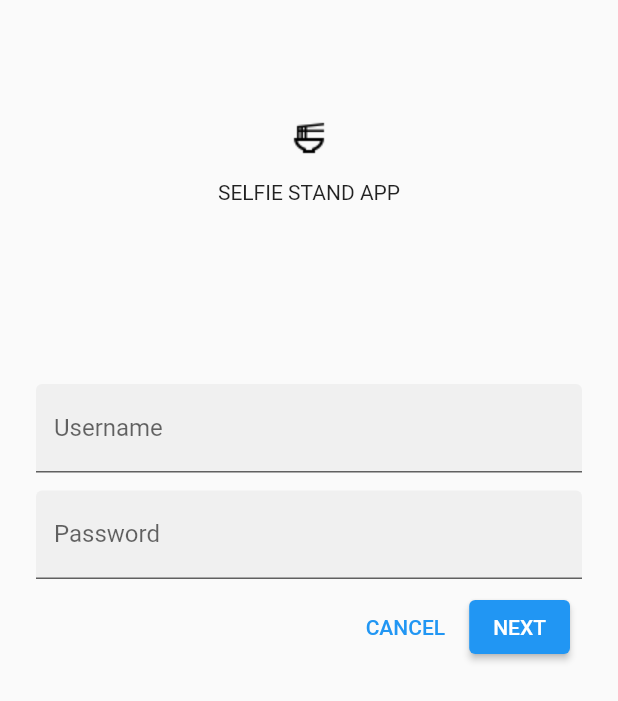
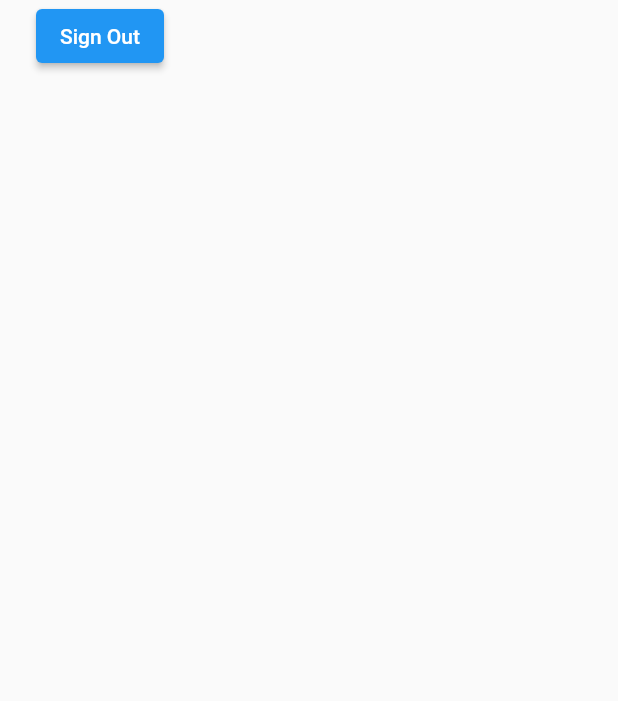
Before and after one commit to matt0681/Selfie-Stand-App, a Flutter app: the LoginScreen screen opened directly, on a phone screen of 412 x 824 dp. Shown: the top 701 px of the screen. Run offline on Flutter 3.47's test engine with Material 2 defaults, Android fonts, the phone set to English and light mode, and no system bars; our stand-ins replace firebase_auth, firebase_core, google_fonts; accounts and stored records are empty.

Commit message:
Got the login page to appear first.

```diff
--- a/lib/authentication/login.dart
+++ b/lib/authentication/login.dart
@@ -1,77 +1,29 @@
+import 'package:app_development/authentication/authentication.dart';
+import 'package:app_development/main.dart';
 import 'package:flutter/cupertino.dart';
 import 'package:flutter/material.dart';
+import 'package:provider/provider.dart';
 
 
 /// This is the login screen widget.
-class LoginScreen extends StatefulWidget {
+class LoginScreen extends StatelessWidget {
   const LoginScreen({Key? key}) : super(key: key);
 
   @override
-  State<StatefulWidget> createState() {
-    return _LoginScreenState();
-  }
-}
+  Widget build(BuildContext context) {
 
-/// This class builds the layout of the login screen.
-class _LoginScreenState extends State<LoginScreen> {
-  final _usernameController = TextEditingController();
-  final _passwordController = TextEditingController();
+    return Scaffold(
 
-  @override
-  Widget build(BuildContext context) {
-    return Scaffold(
-      body: SafeArea(
-        child: ListView(
-          padding: const EdgeInsets.symmetric(horizontal: 24.0),
-          children: <Widget>[
-
-            const SizedBox(height: 80.0),
-            Column(
-              children: <Widget>[
-                Image.asset('assets/images/ramen_bowl.png'),
-                const SizedBox(height: 16.0),
-                const Text('SELFIE STAND APP'),
-              ],
-            ),
-
-            const SizedBox(height: 120.0),
-            TextField(
-              controller: _usernameController,
-              decoration: const InputDecoration(
-                filled: true,
-                labelText: 'Username',
-              ),
-            ),
-
-            const SizedBox(height: 12.0),
-            TextField(
-              controller: _passwordController,
-              decoration: const InputDecoration(
-                filled: true,
-                labelText: 'Password',
-              ),
-              obscureText: true,
-            ),
-
-            ButtonBar(
-              children: <Widget>[
-                TextButton(
-                  child: const Text('CANCEL'),
-                  onPressed: () {
-                    _usernameController.clear();
-                    _passwordController.clear();
-                  },
-                ),
-
-                ElevatedButton(
-                  child: const Text('NEXT'),
-                  onPressed: () {
-                    Navigator.pop(context);
-                  },
-                ),
-              ],
-            ),
-          ],
+      body: Consumer<ApplicationState>(
+        builder: (context, appState, _) => Authentication(
+          email: appState.email,
+          loginState: appState.loginState,
+          startLoginFlow: appState.startLoginFlow,
+          verifyEmail: appState.verifyEmail,
+          signInWithEmailAndPassword: appState.signInWithEmailAndPassword,
+          cancelRegistration: appState.cancelRegistration,
+          registerAccount: appState.registerAccount,
+          signOut: appState.signOut,
         ),
       ),
     );
--- a/lib/main.dart
+++ b/lib/main.dart
@@ -38,7 +38,7 @@ class App extends StatelessWidget {
   Widget build(BuildContext context) {
     return const MaterialApp(
       title: "Selfie Stand App",
-      home: HomeScreen(),
+      home: LoginScreen(), //HomeScreen(),
     );
   }
 }
```
Also changed, not shown: lib/pages/home.dart (+0 -13 lines).
